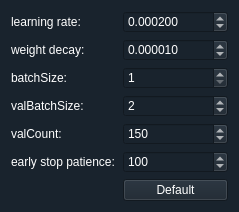
First picture: the form in UI/Ui_Train_Param_Form.ui, repository huyingok/BvLab-Analyze, before the edit.
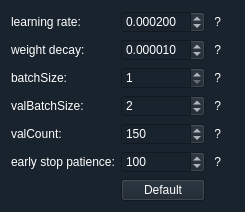
Second picture: the form after the edit.

Diff of the .ui file:
```diff
--- a/UI/Ui_Train_Param_Form.ui
+++ b/UI/Ui_Train_Param_Form.ui
@@ -6,7 +6,7 @@
    <rect>
     <x>0</x>
     <y>0</y>
-    <width>239</width>
+    <width>245</width>
     <height>209</height>
    </rect>
   </property>
@@ -150,6 +150,69 @@
          </property>
         </widget>
        </item>
+       <item row="0" column="2">
+        <widget class="QLabel" name="lr_q_label">
+         <property name="toolTip">
+          <string>Learning rate</string>
+         </property>
+         <property name="statusTip">
+          <string/>
+         </property>
+         <property name="text">
+          <string> ? </string>
+         </property>
+        </widget>
+       </item>
+       <item row="1" column="2">
+        <widget class="QLabel" name="wd_q_label">
+         <property name="toolTip">
+          <string>Weight decay (L2 regularization)</string>
+         </property>
+         <property name="text">
+          <string> ? </string>
+         </property>
+        </widget>
+       </item>
+       <item row="2" column="2">
+        <widget class="QLabel" name="bs_q_label">
+         <property name="toolTip">
+          <string>Training batch size</string>
+         </property>
+         <property name="text">
+          <string> ? </string>
+         </property>
+        </widget>
+       </item>
+       <item row="3" column="2">
+        <widget class="QLabel" name="vbs_q_label">
+         <property name="toolTip">
+          <string>Verify batch size</string>
+         </property>
+         <property name="text">
+          <string> ? </string>
+         </property>
+        </widget>
+       </item>
+       <item row="4" column="2">
+        <widget class="QLabel" name="vs_q_label">
+         <property name="toolTip">
+          <string>Validation interval: Perform validation every certain number of iterations</string>
+         </property>
+         <property name="text">
+          <string> ? </string>
+         </property>
+        </widget>
+       </item>
+       <item row="5" column="2">
+        <widget class="QLabel" name="esp_q_label">
+         <property name="toolTip">
+          <string>The number of rounds where the validation metric shows no continuous improvement</string>
+         </property>
+         <property name="text">
+          <string> ? </string>
+         </property>
+        </widget>
+       </item>
       </layout>
      </item>
     </layout>
```
